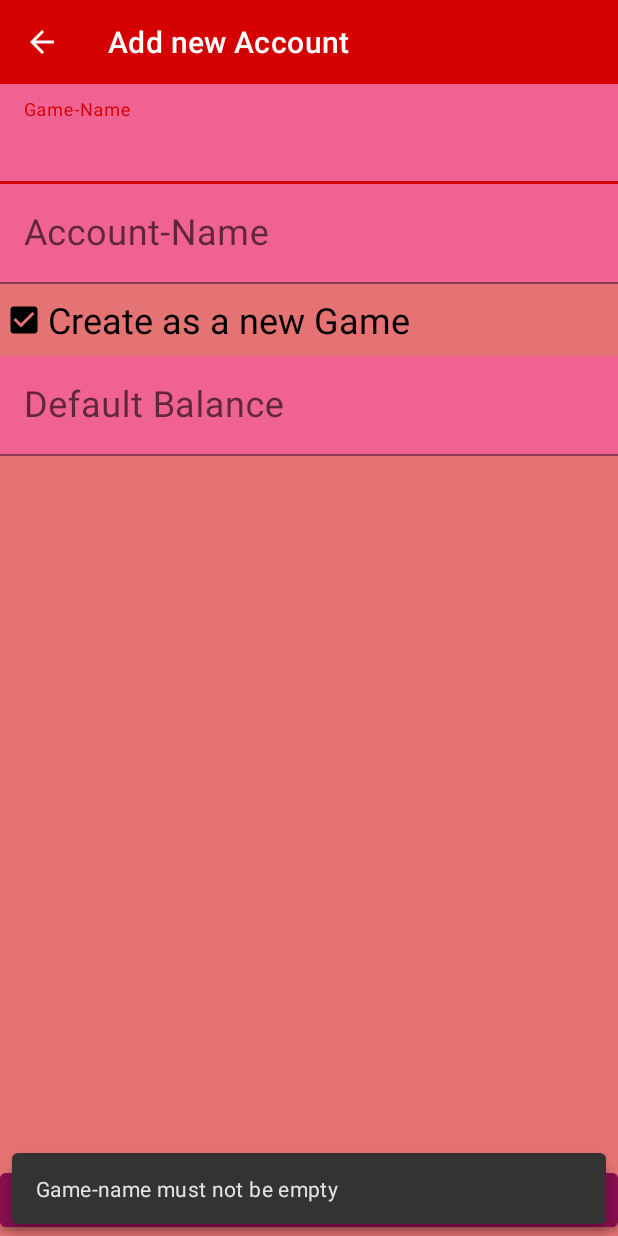
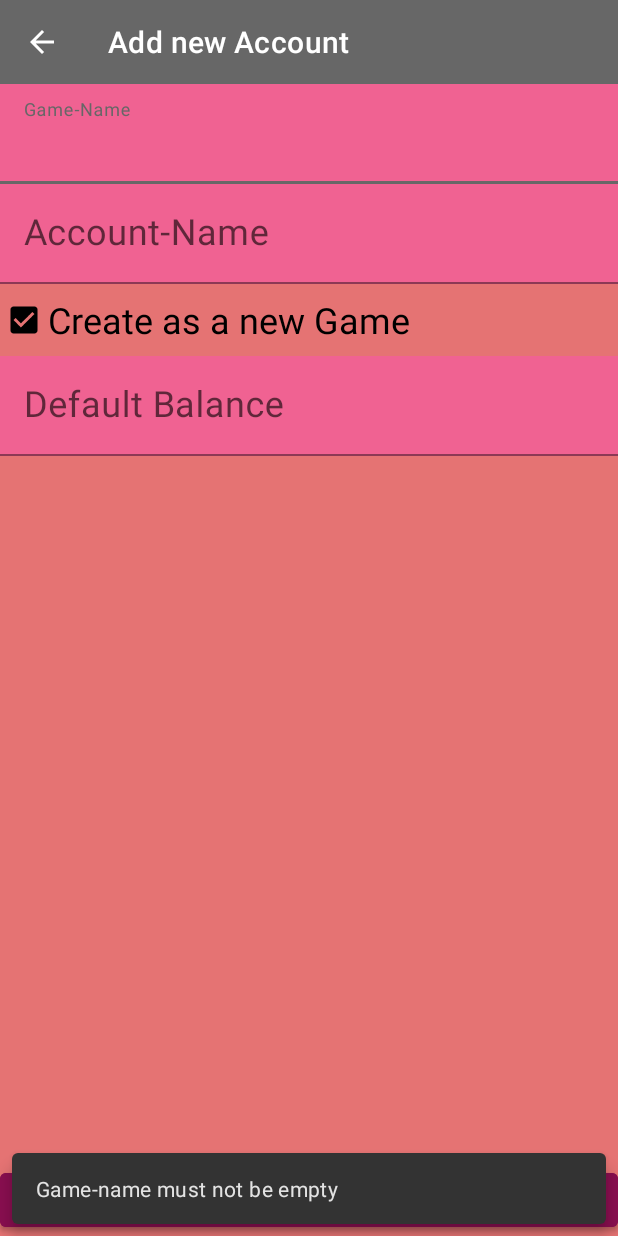
Before and after one commit to Fi0x/RolePlayBanking, an Android app: the CreateNewActivity screen opened directly, with no data from a screen before it, after a tap on "Create as a new Game", on a phone screen of 412 x 824 dp. Run offline under Robolectric (Android 15) with nearby library versions, the phone set to English and light mode, and no system bars; 1 other tap on this screen came first.

Commit message:
First color update

```diff
--- a/app/src/main/res/values/colors.xml
+++ b/app/src/main/res/values/colors.xml
@@ -1,6 +1,6 @@
 <?xml version="1.0" encoding="utf-8"?>
 <resources>
-    <color name="primary">#D50000</color>
+    <color name="primary">#676767</color>
     <color name="primary_variant">#9C0909</color>
     <color name="secondary">#C51162</color>
     <color name="secondary_variant">#880E4F</color>
```
